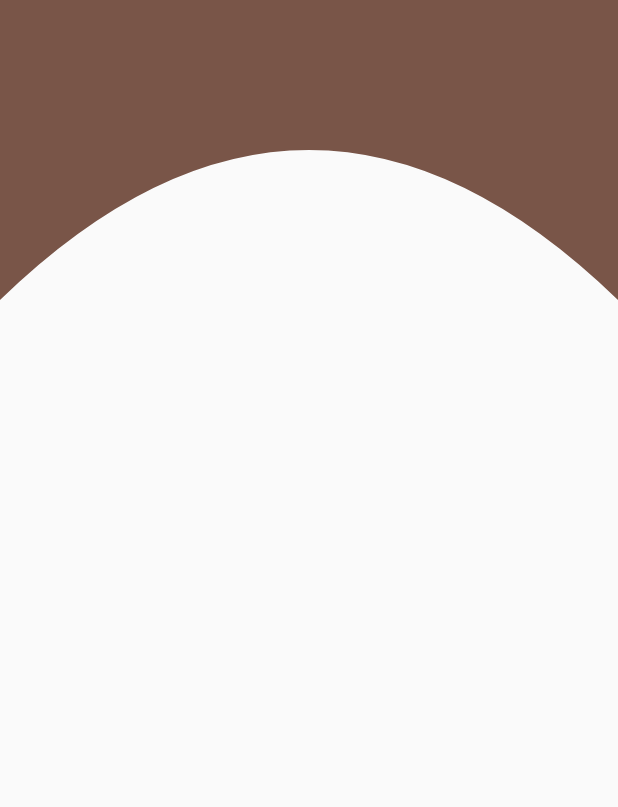
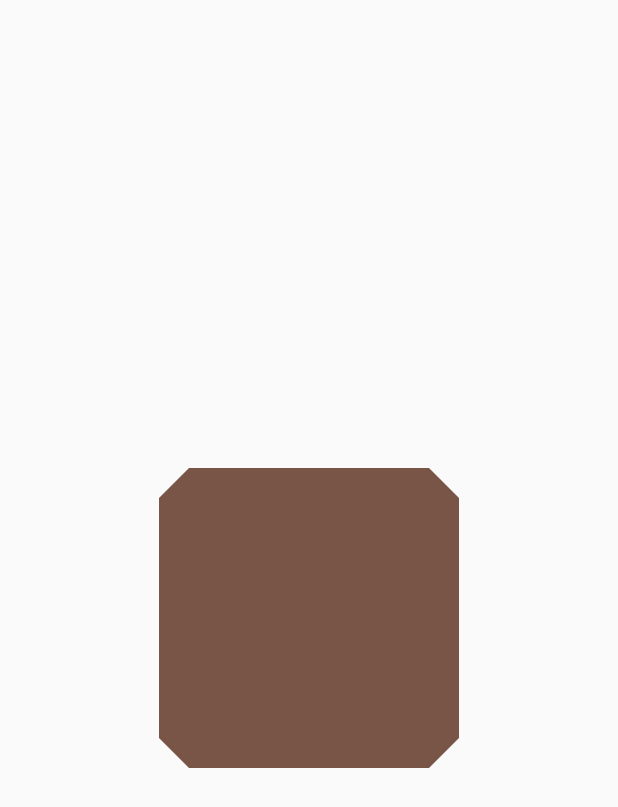
Before and after one commit to Mirzaazmath/flutter_clippath_clipper_example, a Flutter app: the screen it shows after launch, on a phone screen of 412 x 824 dp. Shown: the top 807 px of the screen. Run offline on Flutter 3.47's test engine with Material 2 defaults, Android fonts, the phone set to English and light mode, and no system bars.

Commit message:
First commit

```diff
--- a/lib/screens/clipperclass.dart
+++ b/lib/screens/clipperclass.dart
@@ -14,16 +14,31 @@ class MyClipper extends CustomClipper<Path>{
    p = point
    first width
   syntax  quadraticBezierTo(c,c,p,p);
+  cubicTo()
+  This method is used to create a cubic curve by specifying 2 control points and endpoint.
+  arcToPoint()
+  This method is used to draw the arc from the starting point to the specified point. We can customize the arc by setting a radius, clockwise/anti-clockwise direction.
+
+
 
   * */
 
   Path getClip(Size size) {
 
    Path path= Path();
-   path.lineTo(0, 0);
-   path.lineTo(0,size.height);
-   path.quadraticBezierTo(size.width/2, 0, size.width, size.height);
-   path.lineTo(size.width, 0);
+   // here we are going opp direction
+   // first minus 20 from width
+   path.moveTo(20, 0);
+   path.lineTo(size.width-20, 0);
+   path.arcToPoint(Offset(size.width, 20));
+   path.lineTo(size.width, size.height-20);
+   path.arcToPoint(Offset(size.width-20,size.height));
+   path.lineTo(20, size.height);
+   path.arcToPoint(Offset(0,size.height-20));
+    path.lineTo(0, 20);
+
+
+
 
 
 
--- a/lib/screens/homescreen.dart
+++ b/lib/screens/homescreen.dart
@@ -6,13 +6,15 @@ class HomeScreen extends StatelessWidget {
   @override
   Widget build(BuildContext context) {
     return Scaffold(
-      body: ClipPath(
-        clipper: MyClipper(),
+      body: Center(
+        child: ClipPath(
+          clipper: MyClipper(),
 
-        child: Container(
-          height: 200,
-          width: double.infinity,
-          color: Colors.brown,
+          child: Container(
+            height: 200,
+            width:200,
+            color: Colors.brown,
+          ),
         ),
       ),
 
```
Also changed, not shown: assets/result.png.
